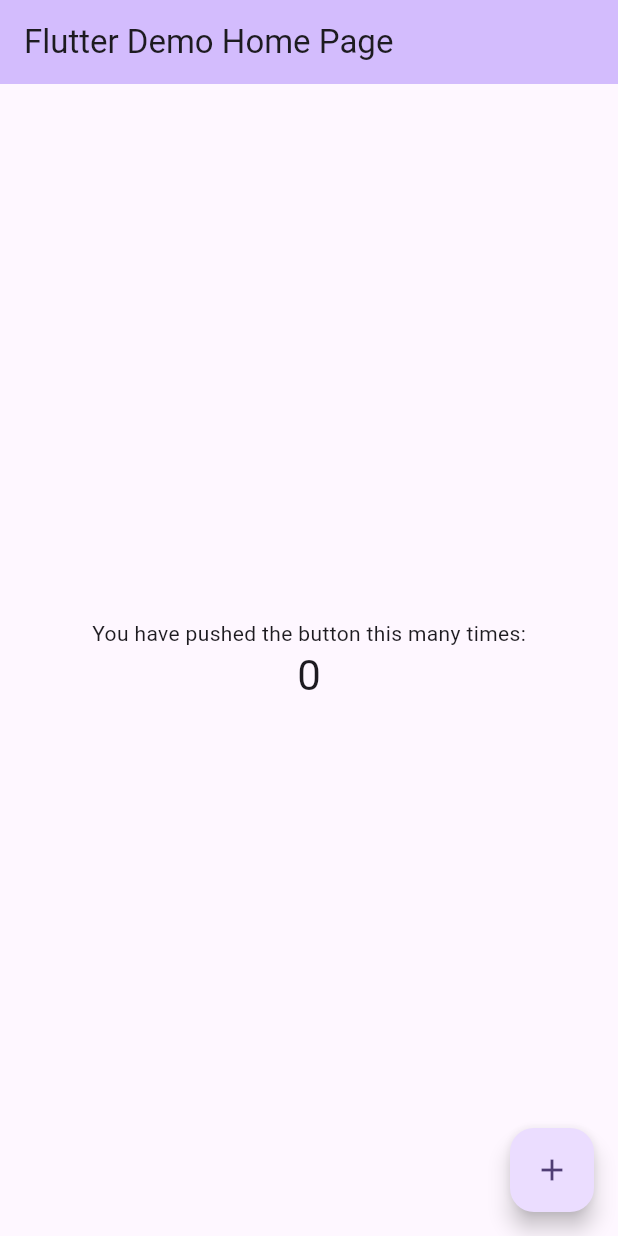
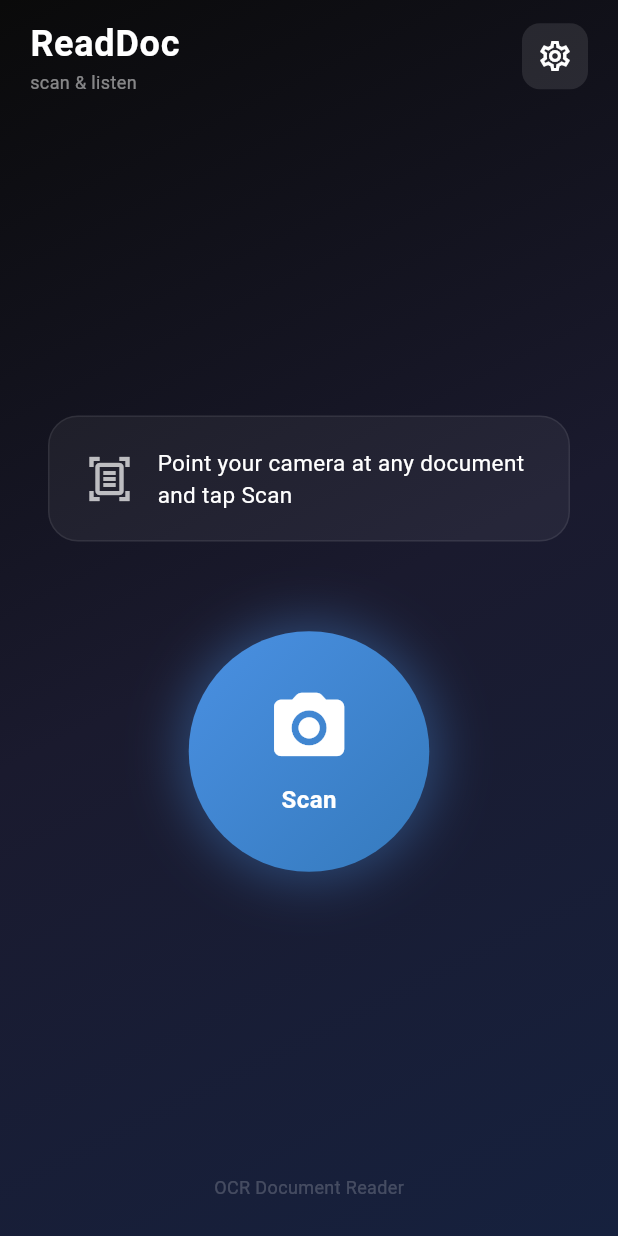
Before and after one commit to Arrobert2202/PCD-Project, a Flutter app: the screen it shows after launch, on a phone screen of 412 x 824 dp. Run offline on Flutter 3.47's test engine with Material 3 defaults, Android fonts, the phone set to English and light mode, and no system bars; our stand-ins replace flutter_tts, image_picker.

Commit message:
Frontend: first version

```diff
--- a/flutter_app/lib/config.dart
+++ b/flutter_app/lib/config.dart
@@ -1,5 +1,4 @@
 // change host to your laptop's IP before running
-// mac: ipconfig getifaddr en0
 class BackendConfig {
   static String host = '192.168.1.100';
   static int port = 8000;
--- /dev/null
+++ b/flutter_app/lib/home_screen.dart
@@ -0,0 +1,442 @@
+import 'dart:io';
+import 'package:flutter/material.dart';
+import 'package:flutter/semantics.dart';
+import 'package:image_picker/image_picker.dart';
+import 'ocr_service.dart';
+import 'tts_service.dart';
+import 'config.dart';
+
+enum AppState { ready, loading, playing, error }
+
+class HomeScreen extends StatefulWidget {
+  const HomeScreen({super.key});
+
+  @override
+  State<HomeScreen> createState() => _HomeScreenState();
+}
+
+class _HomeScreenState extends State<HomeScreen> with SingleTickerProviderStateMixin {
+  final _ocr = OcrService();
+  final _tts = TtsService();
+  final _picker = ImagePicker();
+
+  AppState _state = AppState.ready;
+  String _error = '';
+  String _text = '';
+
+  late AnimationController _pulseController;
+  late Animation<double> _pulseAnimation;
+
+  @override
+  void initState() {
+    super.initState();
+
+    _pulseController = AnimationController(
+      vsync: this,
+      duration: const Duration(seconds: 2),
+    )..repeat(reverse: true);
+
+    _pulseAnimation = Tween<double>(begin: 1.0, end: 1.12).animate(
+      CurvedAnimation(parent: _pulseController, curve: Curves.easeInOut),
+    );
+
+    _tts.initialize().then((_) {
+      if (!_tts.isAvailable) {
+        _setError('text-to-speech is not supported on this device');
+      }
+    });
+  }
+
+  @override
+  void dispose() {
+    _pulseController.dispose();
+    _tts.dispose();
+    super.dispose();
+  }
+
+  Future<void> _capture() async {
+    XFile? photo;
+    try {
+      photo = await _picker.pickImage(source: ImageSource.camera);
+    } catch (e) {
+      _setError('camera unavailable or permission denied');
+      return;
+    }
+
+    if (photo == null) return;
+
+    setState(() => _state = AppState.loading);
+    _announce('processing image, please wait');
+
+    try {
+      final response = await _ocr.processImage(File(photo.path));
+      _text = response.fullText;
+
+      if (_text.isEmpty) {
+        _setError('no text was detected in the image');
+        return;
+      }
+
+      setState(() => _state = AppState.playing);
+      _announce('reading text aloud');
+      await _tts.speak(_text, onComplete: _onDone);
+    } on OcrException catch (e) {
+      _setError(e.message);
+    } catch (e) {
+      _setError('unexpected error: $e');
+    }
+  }
+
+  void _onDone() {
+    if (mounted) {
+      setState(() => _state = AppState.ready);
+      _announce('done. ready to scan again');
+    }
+  }
+
+  Future<void> _stop() async {
+    await _tts.stop();
+    setState(() => _state = AppState.ready);
+    _announce('stopped');
+  }
+
+  void _setError(String msg) {
+    setState(() {
+      _state = AppState.error;
+      _error = msg;
+    });
+    _announce('error: $msg');
+  }
+
+  void _announce(String msg) {
+    SemanticsService.announce(msg, TextDirection.ltr);
+  }
+
+  @override
+  Widget build(BuildContext context) {
+    return Scaffold(
+      body: Container(
+        decoration: const BoxDecoration(
+          gradient: LinearGradient(
+            begin: Alignment.topLeft,
+            end: Alignment.bottomRight,
+            colors: [Color(0xFF0A0A0A), Color(0xFF1A1A2E), Color(0xFF16213E)],
+          ),
+        ),
+        child: SafeArea(
+          child: Column(
+            children: [
+              _buildAppBar(),
+              Expanded(child: _buildBody()),
+            ],
+          ),
+        ),
+      ),
+    );
+  }
+
+  Widget _buildAppBar() {
+    return Padding(
+      padding: const EdgeInsets.symmetric(horizontal: 20, vertical: 12),
+      child: Row(
+        mainAxisAlignment: MainAxisAlignment.spaceBetween,
+        children: [
+          Column(
+            crossAxisAlignment: CrossAxisAlignment.start,
+            children: [
+              const Text(
+                'ReadDoc',
+                style: TextStyle(
+                  color: Colors.white,
+                  fontSize: 24,
+                  fontWeight: FontWeight.bold,
+                  letterSpacing: 0.5,
+                ),
+              ),
+              Text(
+                'scan & listen',
+                style: TextStyle(
+                  color: Colors.white.withOpacity(0.5),
+                  fontSize: 12,
+                ),
+              ),
+            ],
+          ),
+          Semantics(
+            label: 'settings',
+            button: true,
+            child: GestureDetector(
+              onTap: _showSettings,
+              child: Container(
+                padding: const EdgeInsets.all(10),
+                decoration: BoxDecoration(
+                  color: Colors.white.withOpacity(0.1),
+                  borderRadius: BorderRadius.circular(12),
+                ),
+                child: const Icon(Icons.settings_outlined, color: Colors.white, size: 24),
+              ),
+            ),
+          ),
+        ],
+      ),
+    );
+  }
+
+  Widget _buildBody() {
+    return Column(
+      mainAxisAlignment: MainAxisAlignment.center,
+      children: [
+        const Spacer(),
+        _buildStatusCard(),
+        const SizedBox(height: 60),
+        _buildMainButton(),
+        const Spacer(),
+        _buildFooter(),
+      ],
+    );
+  }
+
+  Widget _buildStatusCard() {
+    switch (_state) {
+      case AppState.loading:
+        return _statusCard(
+          icon: const SizedBox(
+            width: 32,
+            height: 32,
+            child: CircularProgressIndicator(color: Colors.white, strokeWidth: 3),
+          ),
+          text: 'Analysing document...',
+          color: const Color(0xFF0F3460),
+        );
+      case AppState.playing:
+        return _statusCard(
+          icon: const Icon(Icons.volume_up_rounded, color: Colors.greenAccent, size: 32),
+          text: 'Reading aloud...',
+          color: const Color(0xFF0D3B2E),
+        );
+      case AppState.error:
+        return _statusCard(
+          icon: const Icon(Icons.error_outline_rounded, color: Colors.redAccent, size: 32),
+          text: _error,
+          color: const Color(0xFF3B0D0D),
+        );
+      case AppState.ready:
+        return _statusCard(
+          icon: Icon(Icons.document_scanner_outlined,
+              color: Colors.white.withOpacity(0.7), size: 32),
+          text: 'Point your camera at any document and tap Scan',
+          color: Colors.white.withOpacity(0.05),
+        );
+    }
+  }
+
+  Widget _statusCard({required Widget icon, required String text, required Color color}) {
+    return Semantics(
+      label: text,
+      child: Container(
+        margin: const EdgeInsets.symmetric(horizontal: 32),
+        padding: const EdgeInsets.symmetric(horizontal: 24, vertical: 20),
+        decoration: BoxDecoration(
+          color: color,
+          borderRadius: BorderRadius.circular(20),
+          border: Border.all(color: Colors.white.withOpacity(0.08)),
+        ),
+        child: Row(
+          children: [
+            icon,
+            const SizedBox(width: 16),
+            Expanded(
+              child: Text(
+                text,
+                style: const TextStyle(color: Colors.white, fontSize: 15, height: 1.4),
+              ),
+            ),
+          ],
+        ),
+      ),
+    );
+  }
+
+  Widget _buildMainButton() {
+    if (_state == AppState.playing) {
+      return Semantics(
+        label: 'stop reading',
+        button: true,
+        child: GestureDetector(
+          onTap: _stop,
+          child: Container(
+            width: 160,
+            height: 160,
+            decoration: BoxDecoration(
+              shape: BoxShape.circle,
+              color: Colors.redAccent.withOpacity(0.15),
+              border: Border.all(color: Colors.redAccent, width: 2),
+            ),
+            child: const Column(
+              mainAxisAlignment: MainAxisAlignment.center,
+              children: [
+                Icon(Icons.stop_rounded, color: Colors.redAccent, size: 56),
+                SizedBox(height: 8),
+                Text('Stop', style: TextStyle(color: Colors.redAccent, fontSize: 16, fontWeight: FontWeight.w600)),
+              ],
+            ),
+          ),
+        ),
+      );
+    }
+
+    if (_state == AppState.loading) {
+      return Container(
+        width: 160,
+        height: 160,
+        decoration: BoxDecoration(
+          shape: BoxShape.circle,
+          color: Colors.white.withOpacity(0.05),
+          border: Border.all(color: Colors.white.withOpacity(0.2), width: 2),
+        ),
+        child: const Column(
+          mainAxisAlignment: MainAxisAlignment.center,
+          children: [
+            SizedBox(
+              width: 48,
+              height: 48,
+              child: CircularProgressIndicator(color: Colors.white54, strokeWidth: 3),
+            ),
+          ],
+        ),
+      );
+    }
+
+    final enabled = _state == AppState.ready || _state == AppState.error;
+    return Semantics(
+      label: 'scan document',
+      button: true,
+      enabled: enabled,
+      child: GestureDetector(
+        onTap: enabled ? _capture : null,
+        child: AnimatedBuilder(
+          animation: _pulseAnimation,
+          builder: (context, child) {
+            return Transform.scale(
+              scale: enabled ? _pulseAnimation.value : 1.0,
+              child: child,
+            );
+          },
+          child: Container(
+            width: 160,
+            height: 160,
+            decoration: BoxDecoration(
+              shape: BoxShape.circle,
+              gradient: LinearGradient(
+                begin: Alignment.topLeft,
+                end: Alignment.bottomRight,
+                colors: enabled
+                    ? [const Color(0xFF4A90E2), const Color(0xFF357ABD)]
+                    : [Colors.grey.shade800, Colors.grey.shade700],
+              ),
+              boxShadow: enabled
+                  ? [BoxShadow(color: const Color(0xFF4A90E2).withOpacity(0.4), blurRadius: 30, spreadRadius: 5)]
+                  : [],
+            ),
+            child: const Column(
+              mainAxisAlignment: MainAxisAlignment.center,
+              children: [
+                Icon(Icons.camera_alt_rounded, color: Colors.white, size: 56),
+                SizedBox(height: 8),
+                Text('Scan', style: TextStyle(color: Colors.white, fontSize: 16, fontWeight: FontWeight.w600)),
+              ],
+            ),
+          ),
+        ),
+      ),
+    );
+  }
+
+  Widget _buildFooter() {
+    return Padding(
+      padding: const EdgeInsets.only(bottom: 24),
+      child: Text(
+        'OCR Document Reader',
+        style: TextStyle(color: Colors.white.withOpacity(0.2), fontSize: 12),
+      ),
+    );
+  }
+
+  void _showSettings() {
+    final hostCtrl = TextEditingController(text: BackendConfig.host);
+    final portCtrl = TextEditingController(text: BackendConfig.port.toString());
+
+    showDialog(
+      context: context,
+      builder: (ctx) => AlertDialog(
+        backgroundColor: const Color(0xFF1A1A2E),
+        shape: RoundedRectangleBorder(borderRadius: BorderRadius.circular(20)),
+        title: const Text('Backend Settings', style: TextStyle(color: Colors.white)),
+        content: Column(
+          mainAxisSize: MainAxisSize.min,
+          children: [
+            Semantics(
+              label: 'ip address input',
+              child: TextField(
+                controller: hostCtrl,
+                style: const TextStyle(color: Colors.white),
+                decoration: InputDecoration(
+                  labelText: 'IP Address',
+                  labelStyle: TextStyle(color: Colors.white.withOpacity(0.6)),
+                  enabledBorder: OutlineInputBorder(
+                    borderRadius: BorderRadius.circular(12),
+                    borderSide: BorderSide(color: Colors.white.withOpacity(0.2)),
+                  ),
+                  focusedBorder: OutlineInputBorder(
+                    borderRadius: BorderRadius.circular(12),
+                    borderSide: const BorderSide(color: Color(0xFF4A90E2)),
+                  ),
+                ),
+                keyboardType: TextInputType.number,
+              ),
+            ),
+            const SizedBox(height: 12),
+            Semantics(
+              label: 'port input',
+              child: TextField(
+                controller: portCtrl,
+                style: const TextStyle(color: Colors.white),
+                decoration: InputDecoration(
+                  labelText: 'Port',
+                  labelStyle: TextStyle(color: Colors.white.withOpacity(0.6)),
+                  enabledBorder: OutlineInputBorder(
+                    borderRadius: BorderRadius.circular(12),
+                    borderSide: BorderSide(color: Colors.white.withOpacity(0.2)),
+                  ),
+                  focusedBorder: OutlineInputBorder(
+                    borderRadius: BorderRadius.circular(12),
+                    borderSide: const BorderSide(color: Color(0xFF4A90E2)),
+                  ),
+                ),
+                keyboardType: TextInputType.number,
+              ),
+            ),
+          ],
+        ),
+        actions: [
+          TextButton(
+            onPressed: () => Navigator.pop(ctx),
+            child: Text('Cancel', style: TextStyle(color: Colors.white.withOpacity(0.6))),
+          ),
+          ElevatedButton(
+            style: ElevatedButton.styleFrom(
+              backgroundColor: const Color(0xFF4A90E2),
+              shape: RoundedRectangleBorder(borderRadius: BorderRadius.circular(12)),
+            ),
+            onPressed: () {
+              BackendConfig.host = hostCtrl.text.trim();
+              BackendConfig.port = int.tryParse(portCtrl.text.trim()) ?? 8000;
+              Navigator.pop(ctx);
+            },
+            child: const Text('Save'),
+          ),
+        ],
+      ),
+    );
+  }
+}
--- a/flutter_app/lib/main.dart
+++ b/flutter_app/lib/main.dart
@@ -1,122 +1,25 @@
 import 'package:flutter/material.dart';
+import 'home_screen.dart';
 
 void main() {
-  runApp(const MyApp());
+  runApp(const App());
 }
 
-class MyApp extends StatelessWidget {
-  const MyApp({super.key});
+class App extends StatelessWidget {
+  const App({super.key});
 
-  // This widget is the root of your application.
   @override
   Widget build(BuildContext context) {
     return MaterialApp(
-      title: 'Flutter Demo',
-      theme: ThemeData(
-        // This is the theme of your application.
-        //
-        // TRY THIS: Try running your application with "flutter run". You'll see
-        // the application has a purple toolbar. Then, without quitting the app,
-        // try changing the seedColor in the colorScheme below to Colors.green
-        // and then invoke "hot reload" (save your changes or press the "hot
-        // reload" button in a Flutter-supported IDE, or press "r" if you used
-        // the command line to start the app).
-        //
-        // Notice that the counter didn't reset back to zero; the application
-        // state is not lost during the reload. To reset the state, use hot
-        // restart instead.
-        //
-        // This works for code too, not just values: Most code changes can be
-        // tested with just a hot reload.
-        colorScheme: .fromSeed(seedColor: Colors.deepPurple),
+      title: 'ReadDoc',
+      debugShowCheckedModeBanner: false,
+      theme: ThemeData.dark().copyWith(
+        colorScheme: const ColorScheme.dark(
+          primary: Colors.white,
+          onPrimary: Colors.black,
+        ),
       ),
-      home: const MyHomePage(title: 'Flutter Demo Home Page'),
+      home: const HomeScreen(),
     );
   }
 }
-
-class MyHomePage extends StatefulWidget {
-  const MyHomePage({super.key, required this.title});
-
-  // This widget is the home page of your application. It is stateful, meaning
-  // that it has a State object (defined below) that contains fields that affect
-  // how it looks.
-
-  // This class is the configuration for the state. It holds the values (in this
-  // case the title) provided by the parent (in this case the App widget) and
-  // used by the build method of the State. Fields in a Widget subclass are
-  // always marked "final".
-
-  final String title;
-
-  @override
-  State<MyHomePage> createState() => _MyHomePageState();
-}
-
-class _MyHomePageState extends State<MyHomePage> {
-  int _counter = 0;
-
-  void _incrementCounter() {
-    setState(() {
-      // This call to setState tells the Flutter framework that something has
-      // changed in this State, which causes it to rerun the build method below
-      // so that the display can reflect the updated values. If we changed
-      // _counter without calling setState(), then the build method would not be
-      // called again, and so nothing would appear to happen.
-      _counter++;
-    });
-  }
-
-  @override
-  Widget build(BuildContext context) {
-    // This method is rerun every time setState is called, for instance as done
-    // by the _incrementCounter method above.
-    //
-    // The Flutter framework has been optimized to make rerunning build methods
-    // fast, so that you can just rebuild anything that needs updating rather
-    // than having to individually change instances of widgets.
-    return Scaffold(
-      appBar: AppBar(
-        // TRY THIS: Try changing the color here to a specific color (to
-        // Colors.amber, perhaps?) and trigger a hot reload to see the AppBar
-        // change color while the other colors stay the same.
-        backgroundColor: Theme.of(context).colorScheme.inversePrimary,
-        // Here we take the value from the MyHomePage object that was created by
-        // the App.build method, and use it to set our appbar title.
-        title: Text(widget.title),
-      ),
-      body: Center(
-        // Center is a layout widget. It takes a single child and positions it
-        // in the middle of the parent.
-        child: Column(
-          // Column is also a layout widget. It takes a list of children and
-          // arranges them vertically. By default, it sizes itself to fit its
-          // children horizontally, and tries to be as tall as its parent.
-          //
-          // Column has various properties to control how it sizes itself and
-          // how it positions its children. Here we use mainAxisAlignment to
-          // center the children vertically; the main axis here is the vertical
-          // axis because Columns are vertical (the cross axis would be
-          // horizontal).
-          //
-          // TRY THIS: Invoke "debug painting" (choose the "Toggle Debug Paint"
-          // action in the IDE, or press "p" in the console), to see the
-          // wireframe for each widget.
-          mainAxisAlignment: .center,
-          children: [
-            const Text('You have pushed the button this many times:'),
-            Text(
-              '$_counter',
-              style: Theme.of(context).textTheme.headlineMedium,
-            ),
-          ],
-        ),
-      ),
-      floatingActionButton: FloatingActionButton(
-        onPressed: _incrementCounter,
-        tooltip: 'Increment',
-        child: const Icon(Icons.add),
-      ),
-    );
-  }
-}
--- /dev/null
+++ b/flutter_app/lib/ocr_service.dart
@@ -0,0 +1,78 @@
+import 'dart:convert';
+import 'dart:io';
+import 'package:http/http.dart' as http;
+import 'config.dart';
+
+class OcrBlock {
+  final int index;
+  final String text;
+  final double? confidence;
+
+  OcrBlock({required this.index, required this.text, this.confidence});
+
+  factory OcrBlock.fromJson(Map<String, dynamic> json) => OcrBlock(
+        index: json['index'] as int,
+        text: json['text'] as String,
+        confidence: (json['confidence'] as num?)?.toDouble(),
+      );
+}
+
+class OcrResponse {
+  final String status;
+  final String engine;
+  final List<OcrBlock> blocks;
+  final String fullText;
+
+  OcrResponse({
+    required this.status,
+    required this.engine,
+    required this.blocks,
+    required this.fullText,
+  });
+
+  factory OcrResponse.fromJson(Map<String, dynamic> json) => OcrResponse(
+        status: json['status'] as String,
+        engine: json['engine'] as String,
+        blocks: (json['blocks'] as List)
+            .map((b) => OcrBlock.fromJson(b as Map<String, dynamic>))
+            .toList(),
+        fullText: json['full_text'] as String,
+      );
+}
+
+class OcrService {
+  Future<OcrResponse> processImage(File imageFile) async {
+    final uri = Uri.parse(BackendConfig.ocrEndpoint);
+    final request = http.MultipartRequest('POST', uri);
+
+    request.files.add(await http.MultipartFile.fromPath('file', imageFile.path));
+
+    http.StreamedResponse streamedResponse;
+    try {
+      streamedResponse = await request.send().timeout(
+        const Duration(seconds: 15),
+        onTimeout: () => throw OcrException('request timed out after 15 seconds'),
+      );
+    } on OcrException {
+      rethrow;
+    } catch (e) {
+      throw OcrException('network error: $e');
+    }
+
+    final body = await streamedResponse.stream.bytesToString();
+
+    if (streamedResponse.statusCode == 200) {
+      return OcrResponse.fromJson(jsonDecode(body) as Map<String, dynamic>);
+    } else {
+      throw OcrException('server error ${streamedResponse.statusCode}: $body');
+    }
+  }
+}
+
+class OcrException implements Exception {
+  final String message;
+  OcrException(this.message);
+
+  @override
+  String toString() => message;
+}
```
Also changed, not shown: flutter_app/lib/tts_service.dart (added, +33 -0 lines), 5 other files.
